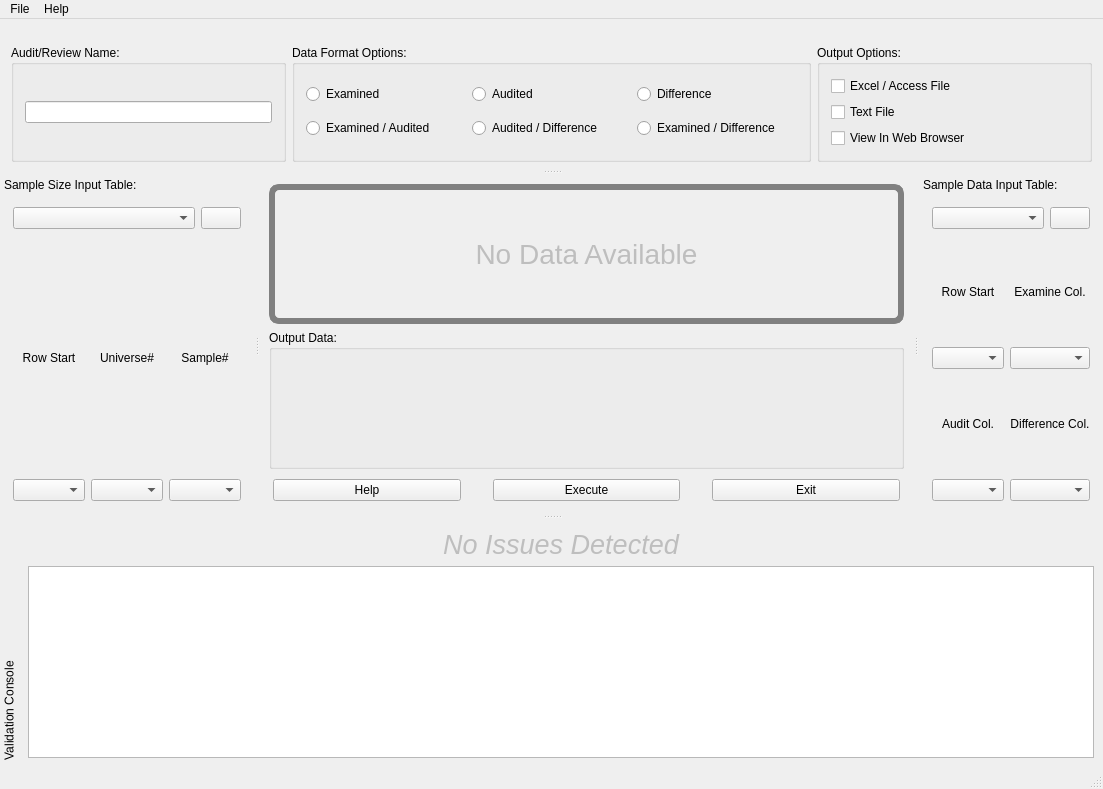
First picture: the form in products/RAT-STATS/rstats_modules/stratified_variable_appraisal/src/UIRStatsSVA.ui, repository cbtek/RStats2017, before the edit.
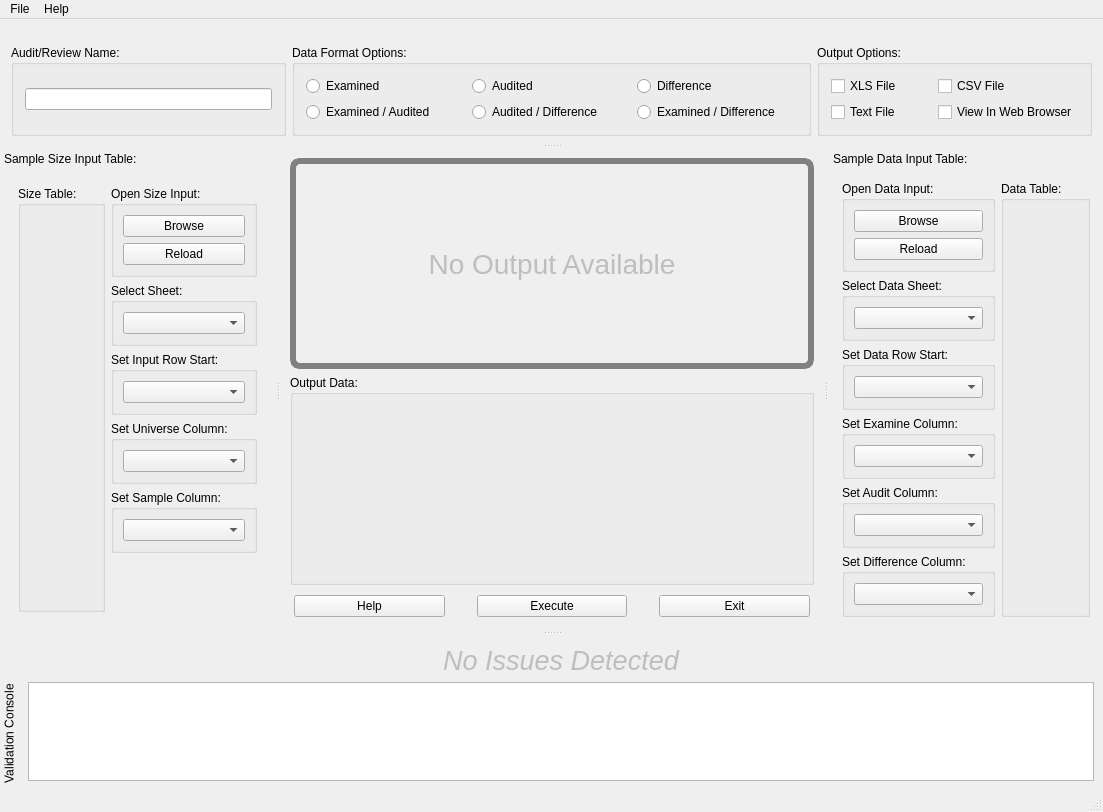
Second picture: the form after the edit.

Patch:
```diff
--- a/products/RAT-STATS/rstats_modules/stratified_variable_appraisal/src/UIRStatsSVA.ui
+++ b/products/RAT-STATS/rstats_modules/stratified_variable_appraisal/src/UIRStatsSVA.ui
@@ -13,6 +13,9 @@
   <property name="windowTitle">
    <string>Stratified Variable Appraisal</string>
   </property>
+  <property name="styleSheet">
+   <string notr="true"/>
+  </property>
   <widget class="QWidget" name="centralwidget">
    <layout class="QVBoxLayout" name="verticalLayout_7">
     <item>
@@ -32,7 +35,7 @@
 }</string>
       </property>
       <property name="text">
-       <string>No Data Available</string>
+       <string>No Output Available</string>
       </property>
       <property name="alignment">
        <set>Qt::AlignCenter</set>
@@ -114,12 +117,6 @@
          <property name="text">
           <string>Execute</string>
          </property>
-         <property name="iconSize">
-          <size>
-           <width>32</width>
-           <height>32</height>
-          </size>
-         </property>
         </widget>
        </item>
        <item>
@@ -377,7 +374,7 @@
              <property name="title">
               <string>Output Options:</string>
              </property>
-             <layout class="QVBoxLayout" name="verticalLayout">
+             <layout class="QGridLayout" name="gridLayout_2">
               <property name="leftMargin">
                <number>11</number>
               </property>
@@ -390,21 +387,28 @@
               <property name="bottomMargin">
                <number>11</number>
               </property>
-              <item>
-               <widget class="QCheckBox" name="m_chkCSVOutput">
-                <property name="text">
-                 <string>Excel / Access File</string>
-                </property>
-               </widget>
-              </item>
-              <item>
+              <item row="2" column="0">
                <widget class="QCheckBox" name="m_chkTextOutput">
                 <property name="text">
                  <string>Text File</string>
                 </property>
                </widget>
               </item>
-              <item>
+              <item row="0" column="0">
+               <widget class="QCheckBox" name="m_chkXLSOutput">
+                <property name="text">
+                 <string>XLS File</string>
+                </property>
+               </widget>
+              </item>
+              <item row="0" column="1">
+               <widget class="QCheckBox" name="m_chkCSVOutput">
+                <property name="text">
+                 <string>CSV File</string>
+                </property>
+               </widget>
+              </item>
+              <item row="2" column="1">
                <widget class="QCheckBox" name="m_chkViewInBrowser">
                 <property name="text">
                  <string>View In Web Browser</string>
@@ -430,6 +434,9 @@
      <verstretch>0</verstretch>
     </sizepolicy>
    </property>
+   <property name="styleSheet">
+    <string notr="true"/>
+   </property>
    <property name="floating">
     <bool>false</bool>
    </property>
@@ -447,92 +454,174 @@
    </attribute>
    <widget class="QWidget" name="m_dockSampleSizeInputContainer">
     <layout class="QGridLayout" name="gridLayout_5">
-     <item row="2" column="0">
-      <layout class="QGridLayout" name="gridLayout_6">
-       <property name="leftMargin">
-        <number>4</number>
-       </property>
-       <property name="topMargin">
-        <number>4</number>
-       </property>
-       <property name="rightMargin">
-        <number>4</number>
-       </property>
-       <property name="bottomMargin">
-        <number>4</number>
-       </property>
-       <item row="2" column="1">
-        <widget class="QLabel" name="m_lblAuditedSizeTable">
-         <property name="text">
-          <string>Universe#</string>
-         </property>
-         <property name="alignment">
-          <set>Qt::AlignCenter</set>
-         </property>
-        </widget>
-       </item>
-       <item row="3" column="1">
-        <widget class="QComboBox" name="m_cmbUniverseCountSizeTable"/>
-       </item>
-       <item row="2" column="2">
-        <widget class="QLabel" name="m_lblDifferenceSizeTable">
-         <property name="text">
-          <string>Sample#</string>
-         </property>
-         <property name="alignment">
-          <set>Qt::AlignCenter</set>
-         </property>
-        </widget>
-       </item>
-       <item row="3" column="2">
-        <widget class="QComboBox" name="m_cmbSampleCountSizeTable"/>
-       </item>
-       <item row="2" column="0">
-        <widget class="QLabel" name="m_lblDataRowStartSizeTable">
-         <property name="text">
-          <string>Row Start</string>
-         </property>
-         <property name="alignment">
-          <set>Qt::AlignCenter</set>
-         </property>
-        </widget>
-       </item>
-       <item row="3" column="0">
-        <widget class="QComboBox" name="m_cmbDataRowStartSizeTable"/>
-       </item>
-      </layout>
-     </item>
-     <item row="0" column="0">
-      <layout class="QGridLayout" name="gridLayout_7">
-       <property name="leftMargin">
-        <number>4</number>
-       </property>
-       <property name="topMargin">
-        <number>4</number>
-       </property>
-       <property name="rightMargin">
-        <number>4</number>
-       </property>
-       <property name="bottomMargin">
-        <number>4</number>
-       </property>
-       <item row="1" column="0">
-        <widget class="QComboBox" name="m_cmbSizeInputSheets"/>
-       </item>
-       <item row="1" column="2">
-        <widget class="QPushButton" name="m_btnImportSampleSizeData">
-         <property name="sizePolicy">
-          <sizepolicy hsizetype="Fixed" vsizetype="Fixed">
-           <horstretch>0</horstretch>
-           <verstretch>0</verstretch>
-          </sizepolicy>
-         </property>
-         <property name="text">
-          <string/>
-         </property>
-        </widget>
-       </item>
-      </layout>
+     <item row="1" column="0">
+      <widget class="QFrame" name="m_dockFrame">
+       <layout class="QHBoxLayout" name="horizontalLayout_5">
+        <item>
+         <widget class="QGroupBox" name="m_grpSizeInputPreviewTable">
+          <property name="sizePolicy">
+           <sizepolicy hsizetype="Expanding" vsizetype="Preferred">
+            <horstretch>0</horstretch>
+            <verstretch>0</verstretch>
+           </sizepolicy>
+          </property>
+          <property name="title">
+           <string>Size Table:</string>
+          </property>
+          <layout class="QVBoxLayout" name="verticalLayout_14"/>
+         </widget>
+        </item>
+        <item>
+         <layout class="QGridLayout" name="gridLayout_6">
+          <property name="leftMargin">
+           <number>0</number>
+          </property>
+          <property name="topMargin">
+           <number>0</number>
+          </property>
+          <property name="rightMargin">
+           <number>0</number>
+          </property>
+          <property name="bottomMargin">
+           <number>0</number>
+          </property>
+          <item row="2" column="0">
+           <widget class="QGroupBox" name="m_grpSizeInputRowStart">
+            <property name="title">
+             <string>Set Input Row Start:</string>
+            </property>
+            <layout class="QVBoxLayout" name="verticalLayout">
+             <item>
+              <widget class="QComboBox" name="m_cmbDataRowStartSizeTable"/>
+             </item>
+            </layout>
+           </widget>
+          </item>
+          <item row="4" column="0">
+           <widget class="QGroupBox" name="m_grpSizeInputSampleColumn">
+            <property name="title">
+             <string>Set Sample Column:</string>
+            </property>
+            <layout class="QVBoxLayout" name="verticalLayout_8">
+             <item>
+              <widget class="QComboBox" name="m_cmbSampleCountSizeTable"/>
+             </item>
+            </layout>
+           </widget>
+          </item>
+          <item row="3" column="0">
+           <widget class="QGroupBox" name="m_grpSizeInputUniverseColumn">
+            <property name="title">
+             <string>Set Universe Column:</string>
+            </property>
+            <layout class="QVBoxLayout" name="verticalLayout_2">
+             <item>
+              <widget class="QComboBox" name="m_cmbUniverseCountSizeTable"/>
+             </item>
+            </layout>
+           </widget>
+          </item>
+          <item row="5" column="0">
+           <spacer name="verticalSpacer">
+            <property name="orientation">
+             <enum>Qt::Vertical</enum>
+            </property>
+            <property name="sizeHint" stdset="0">
+             <size>
+              <width>20</width>
+              <height>40</height>
+             </size>
+            </property>
+           </spacer>
+          </item>
+          <item row="1" column="0">
+           <widget class="QGroupBox" name="m_grpSizeInputSheetSelection">
+            <property name="sizePolicy">
+             <sizepolicy hsizetype="Preferred" vsizetype="Fixed">
+              <horstretch>0</horstretch>
+              <verstretch>0</verstretch>
+             </sizepolicy>
+            </property>
+            <property name="title">
+             <string>Select Sheet:</string>
+            </property>
+            <layout class="QGridLayout" name="gridLayout_7">
+             <property name="leftMargin">
+              <number>9</number>
+             </property>
+             <property name="topMargin">
+              <number>9</number>
+             </property>
+             <property name="rightMargin">
+              <number>9</number>
+             </property>
+             <property name="bottomMargin">
+              <number>9</number>
+             </property>
+             <item row="1" column="0">
+              <widget class="QComboBox" name="m_cmbSizeInputSheets">
+               <property name="sizePolicy">
+                <sizepolicy hsizetype="Expanding" vsizetype="Fixed">
+                 <horstretch>0</horstretch>
+                 <verstretch>0</verstretch>
+                </sizepolicy>
+               </property>
+              </widget>
+             </item>
+            </layout>
+           </widget>
+          </item>
+          <item row="0" column="0">
+           <widget class="QGroupBox" name="verticalGroupBox">
+            <property name="title">
+             <string>Open Size Input:</string>
+            </property>
+            <layout class="QVBoxLayout" name="verticalLayout_16">
+             <property name="leftMargin">
+              <number>9</number>
+             </property>
+             <property name="topMargin">
+              <number>9</number>
+             </property>
+             <property name="rightMargin">
+              <number>9</number>
+             </property>
+             <property name="bottomMargin">
+              <number>9</number>
+             </property>
+             <item>
+              <widget class="QPushButton" name="m_btnImportSampleSizeData">
+               <property name="sizePolicy">
+                <sizepolicy hsizetype="Preferred" vsizetype="Fixed">
+                 <horstretch>0</horstretch>
+                 <verstretch>0</verstretch>
+                </sizepolicy>
+               </property>
+               <property name="minimumSize">
+                <size>
+                 <width>0</width>
+                 <height>0</height>
+                </size>
+               </property>
+               <property name="text">
+                <string>Browse</string>
+               </property>
+              </widget>
+             </item>
+             <item>
+              <widget class="QPushButton" name="m_btnImportSampleSizeDataReload">
+               <property name="text">
+                <string>Reload</string>
+               </property>
+              </widget>
+             </item>
+            </layout>
+           </widget>
+          </item>
+         </layout>
+        </item>
+       </layout>
+      </widget>
      </item>
     </layout>
    </widget>
@@ -550,7 +639,7 @@
    <widget class="QWidget" name="m_dockSampleDataInputContainer">
     <layout class="QVBoxLayout" name="verticalLayout_6">
      <item>
-      <layout class="QGridLayout" name="gridLayout_8">
+      <layout class="QHBoxLayout" name="horizontalLayout_4">
        <property name="leftMargin">
         <number>4</number>
        </property>
@@ -563,92 +652,183 @@
        <property name="bottomMargin">
         <number>4</number>
        </property>
-       <item row="0" column="1">
-        <widget class="QComboBox" name="m_cmbDataInputSheets"/>
+       <item>
+        <layout class="QGridLayout" name="gridLayout_9">
+         <property name="leftMargin">
+          <number>0</number>
+         </property>
+         <property name="topMargin">
+          <number>0</number>
+         </property>
+         <property name="rightMargin">
+          <number>0</number>
+         </property>
+         <property name="bottomMargin">
+          <number>0</number>
+         </property>
+         <item row="4" column="0">
+          <widget class="QGroupBox" name="verticalGroupBox_3">
+           <property name="title">
+            <string>Set Audit Column:</string>
+           </property>
+           <layout class="QVBoxLayout" name="verticalLayout_12">
+            <item>
+             <widget class="QComboBox" name="m_cmbAuditedDataTable"/>
+            </item>
+           </layout>
+          </widget>
+         </item>
+         <item row="3" column="0">
+          <widget class="QGroupBox" name="verticalGroupBox_2">
+           <property name="title">
+            <string>Set Examine Column:</string>
+           </property>
+           <layout class="QVBoxLayout" name="verticalLayout_11">
+            <item>
+             <widget class="QComboBox" name="m_cmbExaminedDataTable"/>
+            </item>
+           </layout>
+          </widget>
+         </item>
+         <item row="2" column="0">
+          <widget class="QGroupBox" name="verticalGroupBox">
+           <property name="title">
+            <string>Set Data Row Start:</string>
+           </property>
+           <layout class="QVBoxLayout" name="verticalLayout_10">
+            <item>
+             <widget class="QComboBox" name="m_cmbDataRowStartDataTable"/>
+            </item>
+           </layout>
+          </widget>
+         </item>
+         <item row="5" column="0">
+          <widget class="QGroupBox" name="verticalGroupBox_4">
+           <property name="title">
+            <string>Set Difference Column:</string>
+           </property>
+           <layout class="QVBoxLayout" name="verticalLayout_13">
+            <item>
+             <widget class="QComboBox" name="m_cmbDifferenceDataTable"/>
+            </item>
+           </layout>
+          </widget>
+         </item>
+         <item row="6" column="0">
+          <spacer name="verticalSpacer_2">
+           <property name="orientation">
+            <enum>Qt::Vertical</enum>
+           </property>
+           <property name="sizeHint" stdset="0">
+            <size>
+             <width>20</width>
+             <height>40</height>
+            </size>
+           </property>
+          </spacer>
+         </item>
+         <item row="1" column="0">
+          <widget class="QGroupBox" name="groupBox">
+           <property name="sizePolicy">
+            <sizepolicy hsizetype="Preferred" vsizetype="Fixed">
+             <horstretch>0</horstretch>
+             <verstretch>0</verstretch>
+            </sizepolicy>
+           </property>
+           <property name="title">
+            <string>Select Data Sheet:</string>
+           </property>
+           <layout class="QGridLayout" name="gridLayout_8">
+            <property name="leftMargin">
+             <number>9</number>
+            </property>
+            <property name="topMargin">
+             <number>9</number>
+            </property>
+            <property name="rightMargin">
+             <number>9</number>
+            </property>
+            <property name="bottomMargin">
+             <number>9</number>
+            </property>
+            <item row="0" column="1">
+             <widget class="QComboBox" name="m_cmbDataInputSheets">
+              <property name="sizePolicy">
+               <sizepolicy hsizetype="Expanding" vsizetype="Fixed">
+                <horstretch>0</horstretch>
+                <verstretch>0</verstretch>
+               </sizepolicy>
+              </property>
+             </widget>
+            </item>
+           </layout>
+          </widget>
+         </item>
+         <item row="0" column="0">
+          <widget class="QGroupBox" name="verticalGroupBox">
+           <property name="title">
+            <string>Open Data Input:</string>
+           </property>
+           <layout class="QVBoxLayout" name="verticalLayout_17">
+            <property name="leftMargin">
+             <number>9</number>
+            </property>
+            <property name="topMargin">
+             <number>9</number>
+            </property>
+            <property name="rightMargin">
+             <number>9</number>
+            </property>
+            <property name="bottomMargin">
+             <number>9</number>
+            </property>
+            <item>
+             <widget class="QPushButton" name="m_btnImportSampleInputData">
+              <property name="sizePolicy">
+               <sizepolicy hsizetype="Preferred" vsizetype="Fixed">
+                <horstretch>0</horstretch>
+                <verstretch>0</verstretch>
+               </sizepolicy>
+              </property>
+              <property name="minimumSize">
+               <size>
+                <width>80</width>
+                <height>0</height>
+               </size>
+              </property>
+              <property name="text">
+               <string>Browse</string>
+              </property>
+             </widget>
+            </item>
+            <item>
+             <widget class="QPushButton" name="m_btnImportSampleInputDataReload">
+              <property name="text">
+               <string>Reload</string>
+              </property>
+             </widget>
+            </item>
+           </layout>
+          </widget>
+         </item>
+        </layout>
        </item>
-       <item row="0" column="2">
-        <widget class="QPushButton" name="m_btnImportSampleInputData">
+       <item>
+        <widget class="QGroupBox" name="m_grpDataInputPreviewTable">
          <property name="sizePolicy">
-          <sizepolicy hsizetype="Fixed" vsizetype="Fixed">
+          <sizepolicy hsizetype="Expanding" vsizetype="Preferred">
            <horstretch>0</horstretch>
            <verstretch>0</verstretch>
           </sizepolicy>
          </property>
-         <property name="text">
-          <string/>
+         <property name="title">
+          <string>Data Table:</string>
          </property>
+         <layout class="QVBoxLayout" name="verticalLayout_15"/>
         </widget>
        </item>
       </layout>
      </item>
-     <item>
-      <layout class="QGridLayout" name="gridLayout_9">
-       <property name="leftMargin">
-        <number>4</number>
-       </property>
-       <property name="topMargin">
-        <number>4</number>
-       </property>
-       <property name="rightMargin">
-        <number>4</number>
-       </property>
-       <property name="bottomMargin">
-        <number>4</number>
-       </property>
-       <item row="1" column="0">
-        <widget class="QComboBox" name="m_cmbDataRowStartDataTable"/>
-       </item>
-       <item row="0" column="0">
-        <widget class="QLabel" name="m_lblDataRowStartDataTable">
-         <property name="text">
-          <string>Row Start</string>
-         </property>
-         <property name="alignment">
-          <set>Qt::AlignCenter</set>
-         </property>
-        </widget>
-       </item>
-       <item row="1" column="1">
-        <widget class="QComboBox" name="m_cmbExaminedDataTable"/>
-       </item>
-       <item row="2" column="0">
-        <widget class="QLabel" name="m_lblAuditedDataTable">
-         <property name="text">
-          <string>Audit Col.</string>
-         </property>
-         <property name="alignment">
-          <set>Qt::AlignCenter</set>
-         </property>
-        </widget>
-       </item>
-       <item row="0" column="1">
-        <widget class="QLabel" name="m_lblExaminedDataTable">
-         <property name="text">
-          <string>Examine Col.</string>
-         </property>
-         <property name="alignment">
-          <set>Qt::AlignCenter</set>
-         </property>
-        </widget>
-       </item>
-       <item row="3" column="0">
-        <widget class="QComboBox" name="m_cmbAuditedDataTable"/>
-       </item>
-       <item row="2" column="1">
-        <widget class="QLabel" name="m_lblDifferenceDataTable">
-         <property name="text">
-          <string>Difference Col.</string>
-         </property>
-         <property name="alignment">
-          <set>Qt::AlignCenter</set>
-         </property>
-        </widget>
-       </item>
-       <item row="3" column="1">
-        <widget class="QComboBox" name="m_cmbDifferenceDataTable"/>
-       </item>
-      </layout>
-     </item>
     </layout>
    </widget>
   </widget>
```
Left out of the diff: 42 changed lines with no effect on the pictures.
